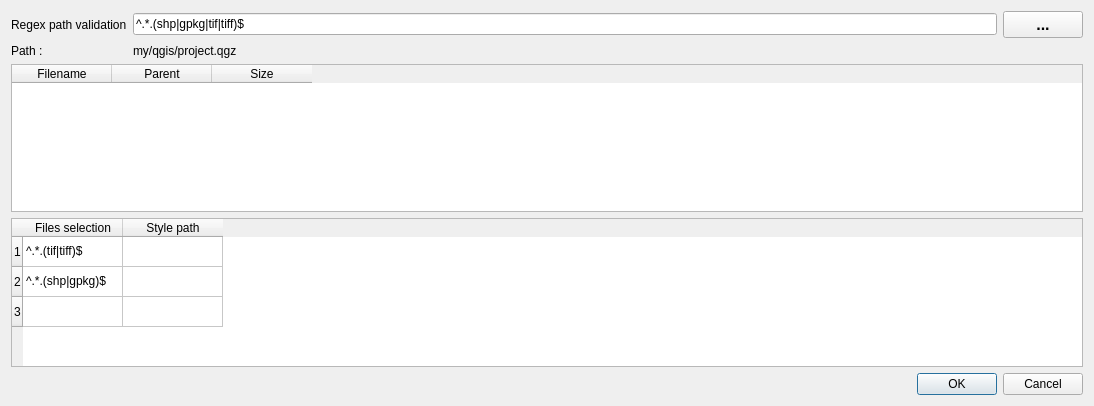
vincentBenet/recLayerAdd-QGIS-plugin, file recLayerAdd_dialog_base.ui: the form before one commit.
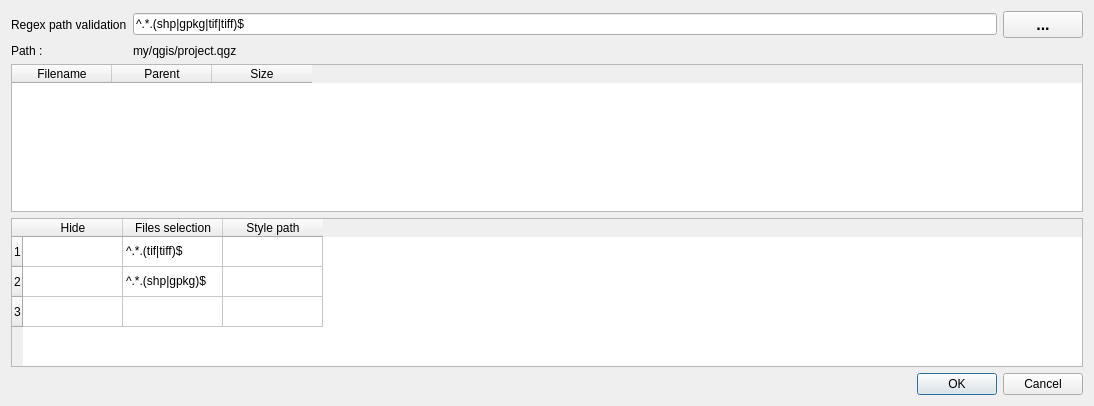
The form after the commit.

Commit message: remove doublons

The edit to the form file:
```diff
--- a/recLayerAdd_dialog_base.ui
+++ b/recLayerAdd_dialog_base.ui
@@ -110,6 +110,11 @@
        <string>3</string>
       </property>
      </row>
+     <column>
+      <property name="text">
+       <string>Hide</string>
+      </property>
+     </column>
      <column>
       <property name="text">
        <string>Files selection</string>
@@ -120,12 +125,12 @@
        <string>Style path</string>
       </property>
      </column>
-     <item row="0" column="0">
+     <item row="0" column="1">
       <property name="text">
        <string>^.*.(tif|tiff)$</string>
       </property>
      </item>
-     <item row="1" column="0">
+     <item row="1" column="1">
       <property name="text">
        <string>^.*.(shp|gpkg)$</string>
       </property>
```
The commit also changes 2 other files.
